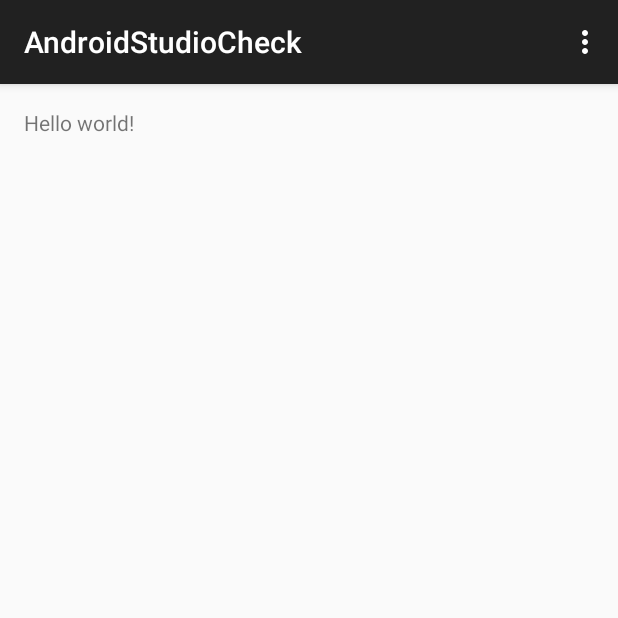
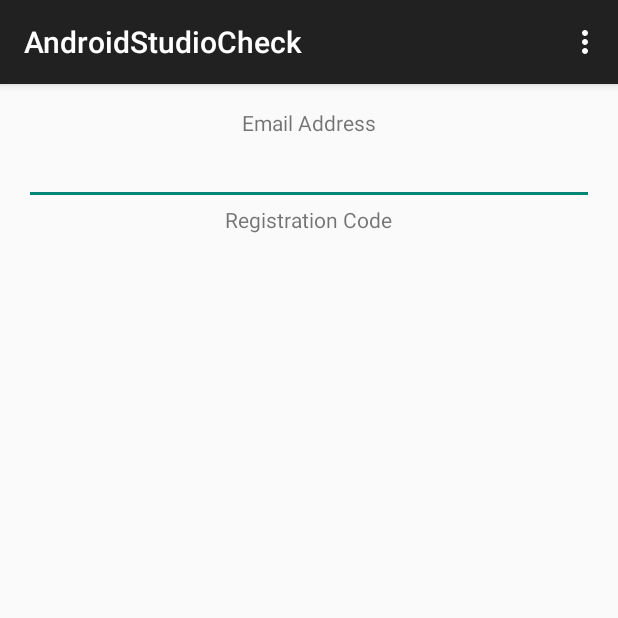
Before and after one commit to google/android-studio-check, an Android app: the screen it shows after launch (MainActivity), on a phone screen of 412 x 824 dp, the top half of it. Run offline under Robolectric (Android 15) with nearby library versions, the phone set to English and light mode, and no system bars.

Commit message:
Added rot13 generator for the email address entered

```diff
--- a/app/src/main/java/com/example/androidstudiocheck/MainActivity.java
+++ b/app/src/main/java/com/example/androidstudiocheck/MainActivity.java
@@ -2,18 +2,51 @@ package com.example.androidstudiocheck;
 
 import android.support.v7.app.ActionBarActivity;
 import android.os.Bundle;
+import android.text.Editable;
+import android.text.TextWatcher;
 import android.view.Menu;
 import android.view.MenuItem;
+import android.widget.EditText;
+import android.widget.TextView;
 
 
 public class MainActivity extends ActionBarActivity {
+
+    public EditText emailText;
+    public TextView registrationText;
+
+    public String rot13 (String in) {
+        String out = "";
+        for (int i = 0; i < in.length(); ++i) {
+            char c = in.charAt(i);
+            if      ((c >= 'A') && (c <= 'M')) c += 13;
+            else if ((c >= 'a') && (c <= 'm')) c += 13;
+            else if ((c >= 'N') && (c <= 'Z')) c -= 13;
+            else if ((c >= 'n') && (c <= 'z')) c -= 13;
+            out = out + c;
+        }
+        return out;
+    }
 
     @Override
     protected void onCreate(Bundle savedInstanceState) {
         super.onCreate(savedInstanceState);
         setContentView(R.layout.activity_main);
+
+        // Handle to update the registration code as the user enters their email address
+        emailText = (EditText)findViewById(R.id.emailText);
+        registrationText = (TextView)findViewById(R.id.registrationText);
+        emailText.addTextChangedListener(new TextWatcher() {
+            public void onTextChanged(CharSequence s, int start, int count, int after) {
+                String in = emailText.getText().toString();
+                registrationText.setText(rot13(in));
+                if (!rot13(rot13(in)).equals(in)) throw new RuntimeException ("Invalid rot13 conversion");
+            }
+            public void afterTextChanged(Editable s) { }
+            public void beforeTextChanged(CharSequence s, int start, int count, int after) { }
+        });
+        emailText.setText("");
     }
-
 
     @Override
     public boolean onCreateOptionsMenu(Menu menu) {
--- a/app/src/main/res/layout/activity_main.xml
+++ b/app/src/main/res/layout/activity_main.xml
@@ -5,7 +5,40 @@
     android:paddingTop="@dimen/activity_vertical_margin"
     android:paddingBottom="@dimen/activity_vertical_margin" tools:context=".MainActivity">
 
-    <TextView android:text="@string/hello_world" android:layout_width="wrap_content"
-        android:layout_height="wrap_content" />
+    <LinearLayout
+        android:orientation="vertical"
+        android:layout_width="fill_parent"
+        android:layout_height="fill_parent">
+
+        <TextView
+            android:layout_width="wrap_content"
+            android:layout_height="wrap_content"
+            android:text="Email Address"
+            android:id="@+id/emailLabel"
+            android:layout_gravity="center_horizontal" />
+
+        <EditText
+            android:layout_width="match_parent"
+            android:layout_height="wrap_content"
+            android:inputType="textEmailAddress"
+            android:ems="10"
+            android:id="@+id/emailText"
+            android:layout_gravity="center_horizontal" />
+
+        <TextView
+            android:layout_width="wrap_content"
+            android:layout_height="wrap_content"
+            android:text="Registration Code"
+            android:id="@+id/registrationLabel"
+            android:layout_gravity="center_horizontal" />
+
+        <TextView
+            android:layout_width="wrap_content"
+            android:layout_height="wrap_content"
+            android:textAppearance="?android:attr/textAppearanceLarge"
+            android:id="@+id/registrationText"
+            android:layout_gravity="center_horizontal" />
+
+    </LinearLayout>
 
 </RelativeLayout>
```
